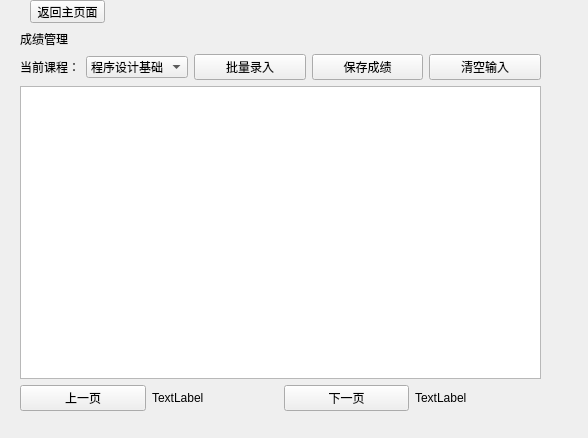
The window that StudentScoreSystem/score.ui (wmq-666/qt) describes before a commit, drawn with Qt 5.
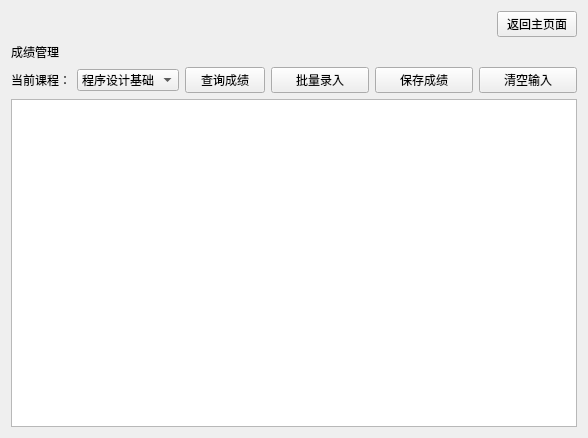
The same window after the commit.

The edit to the form file:
```diff
--- a/StudentScoreSystem/score.ui
+++ b/StudentScoreSystem/score.ui
@@ -13,15 +13,28 @@
   <property name="windowTitle">
    <string>Form</string>
   </property>
-  <widget class="QWidget" name="layoutWidget">
-   <property name="geometry">
-    <rect>
-     <x>20</x>
-     <y>30</y>
-     <width>521</width>
-     <height>381</height>
-    </rect>
-   </property>
+  <layout class="QGridLayout" name="gridLayout">
+   <item row="0" column="0">
+    <spacer name="horizontalSpacer">
+     <property name="orientation">
+      <enum>Qt::Orientation::Horizontal</enum>
+     </property>
+     <property name="sizeHint" stdset="0">
+      <size>
+       <width>486</width>
+       <height>20</height>
+      </size>
+     </property>
+    </spacer>
+   </item>
+   <item row="0" column="1">
+    <widget class="QPushButton" name="btnback">
+     <property name="text">
+      <string>返回主页面</string>
+     </property>
+    </widget>
+   </item>
+   <item row="1" column="0" colspan="2">
    <layout class="QVBoxLayout" name="verticalLayout">
     <item>
      <widget class="QLabel" name="label">
@@ -58,6 +71,18 @@
             <string>大学英语</string>
            </property>
           </item>
+           <item>
+            <property name="text">
+             <string>全部课程</string>
+            </property>
+           </item>
+          </widget>
+         </item>
+         <item>
+          <widget class="QPushButton" name="btnserach">
+           <property name="text">
+            <string>查询成绩</string>
+           </property>
          </widget>
         </item>
        </layout>
@@ -86,55 +111,14 @@
      </layout>
     </item>
     <item>
-     <widget class="QTableWidget" name="tableWidget"/>
+      <widget class="QTableView" name="tableView"/>
     </item>
     <item>
-     <layout class="QHBoxLayout" name="horizontalLayout_3">
-      <item>
-       <widget class="QPushButton" name="pushButton_4">
-        <property name="text">
-         <string>上一页</string>
-        </property>
-       </widget>
-      </item>
-      <item>
-       <widget class="QLabel" name="label_3">
-        <property name="text">
-         <string>TextLabel</string>
-        </property>
-       </widget>
-      </item>
-      <item>
-       <widget class="QPushButton" name="pushButton_5">
-        <property name="text">
-         <string>下一页</string>
-        </property>
-       </widget>
-      </item>
-      <item>
-       <widget class="QLabel" name="label_4">
-        <property name="text">
-         <string>TextLabel</string>
-        </property>
-       </widget>
-      </item>
+      <layout class="QHBoxLayout" name="horizontalLayout_3"/>
+     </item>
      </layout>
     </item>
    </layout>
-  </widget>
-  <widget class="QPushButton" name="btnback">
-   <property name="geometry">
-    <rect>
-     <x>30</x>
-     <y>0</y>
-     <width>75</width>
-     <height>23</height>
-    </rect>
-   </property>
-   <property name="text">
-    <string>返回主页面</string>
-   </property>
-  </widget>
  </widget>
  <resources/>
  <connections/>
```
Left out of the diff: 6 changed lines with no effect on the pictures. Lines whose indentation alone changed are shown as unchanged.
